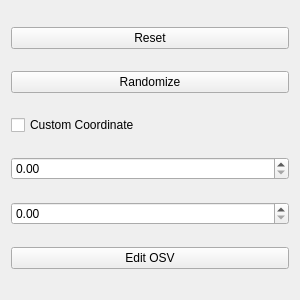
First picture: the form in settingswidget.ui, repository umdenes100/VisionSystemSim, before the edit.
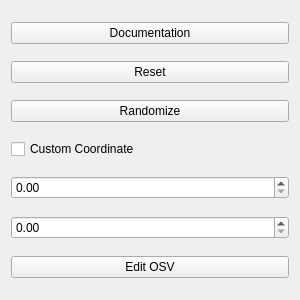
Second picture: the form after the edit.

Commit message: Added Documentation button

```diff
--- a/settingswidget.ui
+++ b/settingswidget.ui
@@ -32,6 +32,13 @@
    <string>Form</string>
   </property>
   <layout class="QVBoxLayout" name="verticalLayout">
+   <item>
+    <widget class="QPushButton" name="documentationButton">
+     <property name="text">
+      <string>Documentation</string>
+     </property>
+    </widget>
+   </item>
    <item>
     <widget class="QPushButton" name="ResetButton">
      <property name="text">
```
The commit also changes 3 other files.
